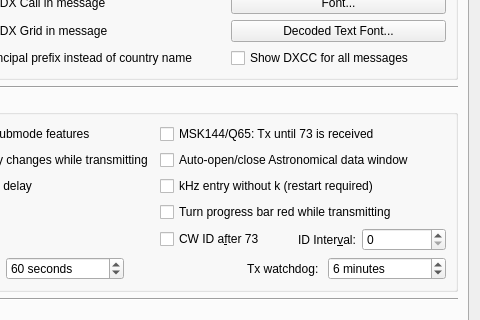
The window that Configuration.ui (vash909/WSJT-CB) describes before a commit, drawn with Qt 5; both pictures show x 384 to 864 and y 217 to 537 of the 864 by 716 pixel window.
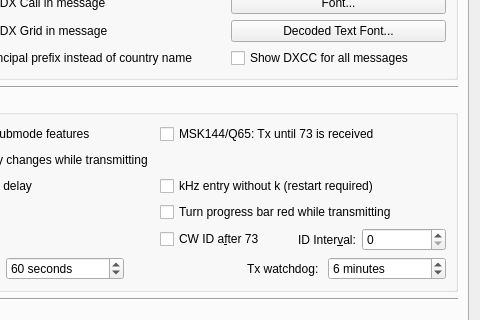
The same window after the commit. Custom widgets are drawn as their Qt base class.

Commit message: removed astronomical data widget

```diff
--- a/Configuration.ui
+++ b/Configuration.ui
@@ -362,16 +362,6 @@
             </property>
            </widget>
           </item>
-          <item row="1" column="2" colspan="2">
-           <widget class="QCheckBox" name="auto_astro_check_box">
-            <property name="toolTip">
-             <string>&lt;html&gt;&lt;head/&gt;&lt;body&gt;&lt;p&gt;Open the Astronomical Data window automatically when switching to Q65 or JT65 mode and Decode after EME delay is enabled, and close it when no longer needed.&lt;/p&gt;&lt;p&gt;Open the QSYMessage Creator automatically if the VHF Features are enabled and such QSY messages are applicable.&lt;/p&gt;&lt;/body&gt;&lt;/html&gt;</string>
-            </property>
-            <property name="text">
-             <string>Auto-open/close Astronomical data window</string>
-            </property>
-           </widget>
-          </item>
           <item row="6" column="0">
            <widget class="QCheckBox" name="force_call_1st_check_box">
             <property name="text">
```
The commit also changes 19 other files.
